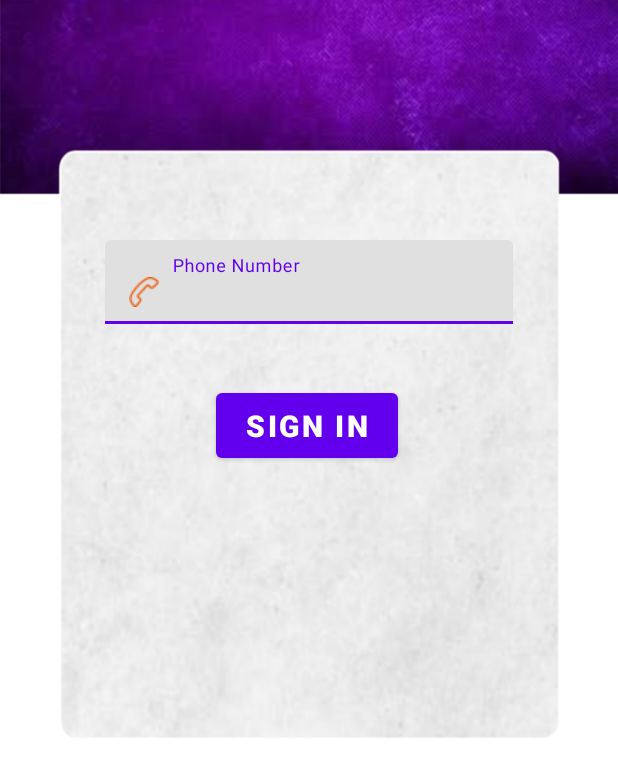
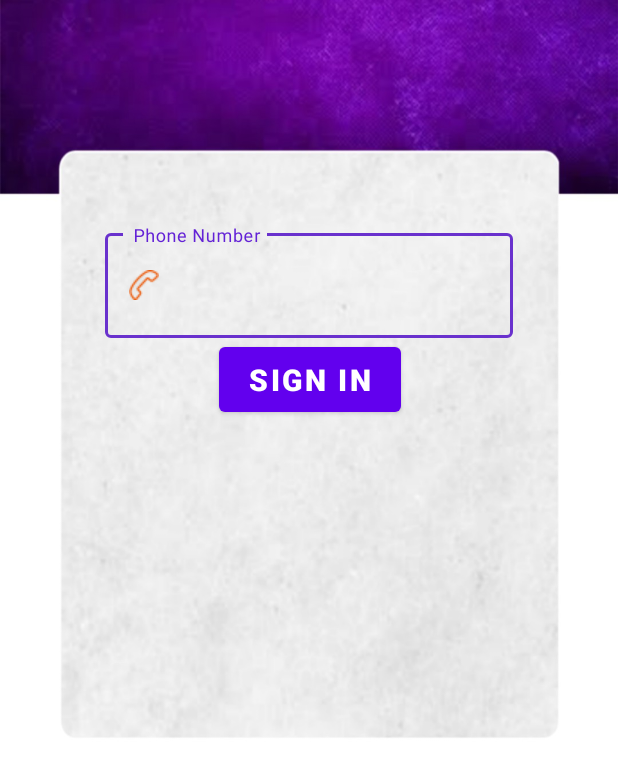
Before and after one commit to raghavambashta/FraudsterDetector, an Android app: the SignIn screen opened directly, with no data from a screen before it, on a phone screen of 412 x 824 dp. Shown: the top 777 px of the screen. Run offline under Robolectric (Android 15) with nearby library versions, the phone set to English and light mode, and no system bars.

Commit message:
activity_sign_in_updated

```diff
--- a/app/src/main/AndroidManifest.xml
+++ b/app/src/main/AndroidManifest.xml
@@ -9,7 +9,7 @@
         android:roundIcon="@mipmap/ic_launcher_round"
         android:supportsRtl="true"
         android:theme="@style/AppTheme">
-        <activity android:name=".SignIn"></activity>
+        <activity android:name=".SignIn" android:windowSoftInputMode="adjustPan|adjustResize"></activity>
         <activity android:name=".SignUp" />
         <activity android:name=".MainActivity">
             <intent-filter>
--- a/app/src/main/java/com/example/fraudsterdetector/SignIn.java
+++ b/app/src/main/java/com/example/fraudsterdetector/SignIn.java
@@ -3,12 +3,17 @@ package com.example.fraudsterdetector;
 import androidx.appcompat.app.AppCompatActivity;
 
 import android.os.Bundle;
+import android.widget.EditText;
 
 public class SignIn extends AppCompatActivity {
+
+    EditText signInPhoneEditText;
 
     @Override
     protected void onCreate(Bundle savedInstanceState) {
         super.onCreate(savedInstanceState);
         setContentView(R.layout.activity_sign_in);
+
+        signInPhoneEditText = (EditText) findViewById(R.id.signInPhoneEditText);
     }
 }
--- a/app/src/main/res/layout/activity_sign_in.xml
+++ b/app/src/main/res/layout/activity_sign_in.xml
@@ -1,5 +1,5 @@
 <?xml version="1.0" encoding="utf-8"?>
-<androidx.constraintlayout.widget.ConstraintLayout xmlns:android="http://schemas.android.com/apk/res/android"
+<RelativeLayout xmlns:android="http://schemas.android.com/apk/res/android"
     xmlns:app="http://schemas.android.com/apk/res-auto"
     xmlns:tools="http://schemas.android.com/tools"
     android:layout_width="match_parent"
@@ -11,35 +11,47 @@
         android:id="@+id/button"
         android:layout_width="121dp"
         android:layout_height="55dp"
-        android:layout_marginStart="144dp"
-        android:layout_marginTop="40dp"
+        android:layout_marginStart="146dp"
+        android:layout_marginTop="225dp"
         android:fontFamily="sans-serif-medium"
         android:text="Sign in"
         android:textSize="20sp"
         android:textStyle="bold"
         app:iconPadding="8dp"
         app:layout_constraintStart_toStartOf="parent"
-        app:layout_constraintTop_toBottomOf="@+id/textInputLayout" />
+        app:layout_constraintTop_toBottomOf="@+id/email" />
 
     <com.google.android.material.textfield.TextInputLayout
-        android:id="@+id/textInputLayout"
-        android:layout_width="0dp"
+        android:id="@+id/email"
+        style="@style/Widget.MaterialComponents.TextInputLayout.OutlinedBox"
+        android:layout_width="match_parent"
         android:layout_height="wrap_content"
         android:layout_marginStart="70dp"
-        android:layout_marginTop="160dp"
+        android:layout_marginTop="150dp"
         android:layout_marginEnd="70dp"
         android:textColorHint="#673AB7"
+        app:boxStrokeColor="#6931CD"
+        app:helperTextTextColor="#673AB7"
+        app:hintTextColor="#6322D6"
         app:layout_constraintEnd_toEndOf="parent"
         app:layout_constraintStart_toStartOf="parent"
-        app:layout_constraintTop_toTopOf="parent">
+        app:layout_constraintTop_toTopOf="parent"
+        app:placeholderTextColor="#673AB7"
+        app:prefixTextColor="#673AB7"
+        app:suffixTextColor="#673AB7">
 
         <com.google.android.material.textfield.TextInputEditText
+            android:id="@+id/signInPhoneEditText"
             android:layout_width="match_parent"
             android:layout_height="wrap_content"
-            android:hint="   Phone Number"
+            android:digits="0987654321"
+            android:drawableLeft="@drawable/phone_number"
+            android:hint=" Phone Number"
             android:inputType="number"
-            android:digits="0987654321"
-            android:drawableStart="@drawable/phone_number"/>
+            android:maxLength="10"
+            android:textColor="#5A1DC6"
+            android:textSize="26sp" />
+
     </com.google.android.material.textfield.TextInputLayout>
 
-</androidx.constraintlayout.widget.ConstraintLayout>
+</RelativeLayout>
--- a/app/src/main/res/layout/activity_sign_up.xml
+++ b/app/src/main/res/layout/activity_sign_up.xml
@@ -34,6 +34,7 @@
             android:layout_height="wrap_content"
             android:hint=" Name"
             android:drawableLeft="@drawable/name"
+            android:textColor="#5A1DC6"
             android:inputType="textCapSentences"/>
 
     </com.google.android.material.textfield.TextInputLayout>
@@ -63,7 +64,8 @@
             android:layout_height="wrap_content"
             android:hint=" Email Id"
             android:drawableLeft="@drawable/mail"
-            android:inputType="textCapSentences"/>
+            android:inputType="textCapSentences"
+            android:textColor="#5A1DC6"/>
 
     </com.google.android.material.textfield.TextInputLayout>
 
@@ -170,7 +172,7 @@
         app:layout_constraintTop_toBottomOf="@+id/getOtp" />
 
     <TextView
-        android:id="@+id/signinTextView"
+        android:id="@+id/signInTextView"
         android:layout_width="wrap_content"
         android:layout_height="wrap_content"
         android:layout_marginStart="10dp"
```
